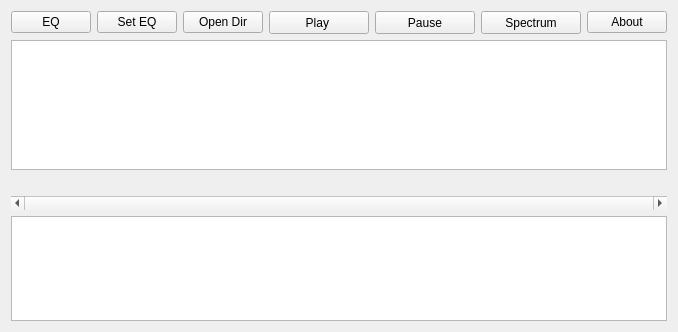
Qt form frontend/vrokmain.ui (manushanga/vrok) before a commit.
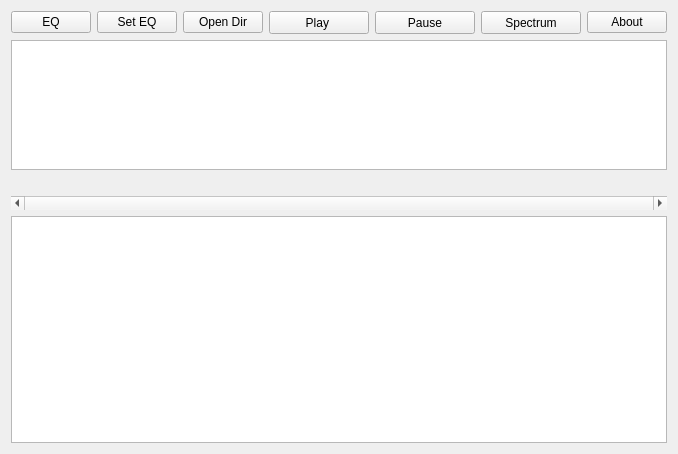
The same form after that commit.

```diff
--- a/frontend/vrokmain.ui
+++ b/frontend/vrokmain.ui
@@ -7,7 +7,7 @@
     <x>0</x>
     <y>0</y>
     <width>656</width>
-    <height>332</height>
+    <height>454</height>
    </rect>
   </property>
   <property name="windowTitle">
```
